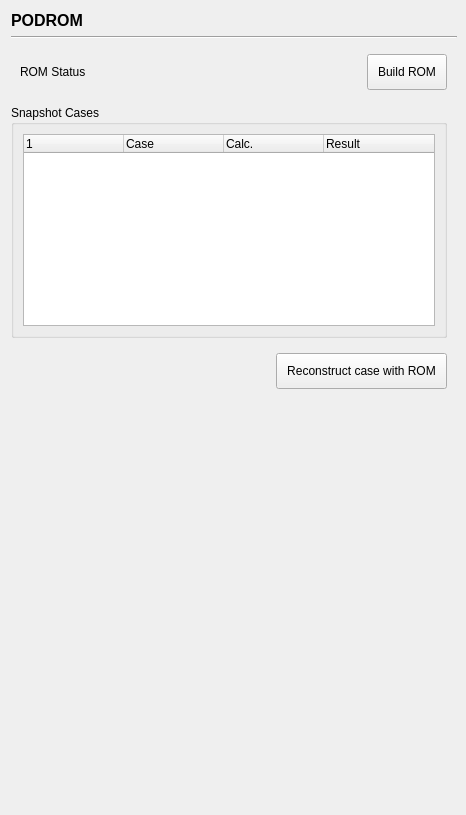
nextfoam/baram, file baramFlow/view/solution/run/pod_rom_page.ui: the form before one commit.
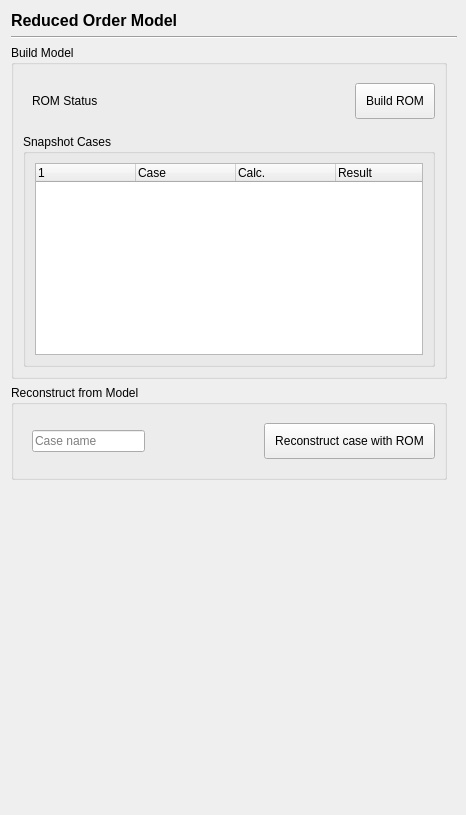
The form after the commit.

What changed in the file:
```diff
--- a/baramFlow/view/solution/run/pod_rom_page.ui
+++ b/baramFlow/view/solution/run/pod_rom_page.ui
@@ -27,7 +27,7 @@
       </font>
      </property>
      <property name="text">
-      <string>PODROM</string>
+      <string>Reduced Order Model</string>
      </property>
     </widget>
    </item>
@@ -69,6 +69,12 @@
         <number>0</number>
        </property>
        <item>
+         <widget class="QGroupBox" name="groupBox_ROMBuildAndSnapshots">
+           <property name="title">
+             <string>Build Model</string>
+           </property>
+           <layout class="QVBoxLayout" name="verticalLayout_ROMGroup">
+             <item>
         <widget class="QWidget" name="widgetBuildROM" native="true">
          <layout class="QHBoxLayout" name="horizontalLayoutBuildRom">
           <property name="rightMargin">
@@ -167,12 +173,31 @@
          </layout>
         </widget>
        </item>
+           </layout>
+         </widget>
+       </item>
+       <item>
+         <widget class="QGroupBox" name="groupBox_Reconstruction">
+           <property name="title">
+             <string>Reconstruct from Model</string>
+           </property>
+           <layout class="QVBoxLayout" name="verticalLayout_ReconstructGroup">
        <item>
         <widget class="QWidget" name="runningMode" native="true">
          <layout class="QHBoxLayout" name="horizontalLayout_3">
           <property name="rightMargin">
            <number>0</number>
           </property>
+                 <item>
+                   <widget class="QLineEdit" name="nameCaseToReconstruct">
+                     <property name="text">
+                       <string></string>
+                     </property>
+                     <property name="placeholderText">
+                       <string>Case name</string>
+                     </property>
+                   </widget>
+                 </item>
           <item>
            <spacer name="horizontalSpacer_3">
             <property name="orientation">
@@ -194,6 +219,9 @@
             <property name="text">
              <string>Reconstruct case with ROM</string>
             </property>
+                  </widget>
+                 </item>
+                </layout>
            </widget>
           </item>
          </layout>
```
Lines whose indentation alone changed are shown as unchanged.
